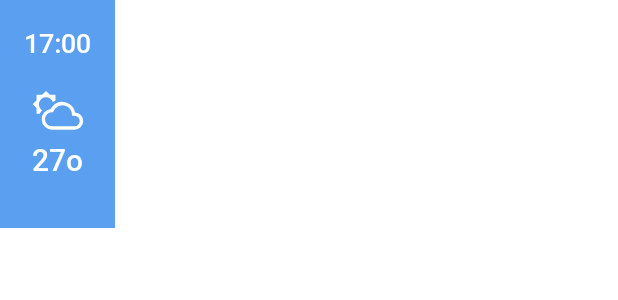
After one commit to d-kolesnikova/weather, an Android app: the layout item_hourly.xml on its own in the app's theme, with its tools: preview values and no code run, on a phone screen of 412 x 824 dp. The commit adds this screen. Shown: the top 300 px of the screen. Run offline under Robolectric (Android 15) with nearby library versions, the phone set to English and light mode, and no system bars.

Commit message:
add hourly viewHolder

```diff
--- /dev/null
+++ b/app/src/main/res/drawable/ic_white_day_cloudy.xml
@@ -0,0 +1,12 @@
+<vector xmlns:android="http://schemas.android.com/apk/res/android"
+    android:width="36dp"
+    android:height="36dp"
+    android:viewportWidth="36"
+    android:viewportHeight="36">
+    <path
+        android:fillColor="#fff"
+        android:pathData="M5.28,12.84A4.72,4.72 0,0 1,14.5 11.4a10.4,10.4 0,0 1,1.87 -1.12l-0.05,0V6.53H12.63L10,3.92 7.41,6.53H3.71v3.7L1.1,12.84l2.61,2.61v3.7H5.8a8.89,8.89 0,0 1,1.58 -2.38A4.73,4.73 0,0 1,5.28 12.84Z" />
+    <path
+        android:fillColor="#fff"
+        android:pathData="M29.39,18.25A8.66,8.66 0,0 0,14.59 14a8.28,8.28 0,0 0,-1.38 1.93A6.94,6.94 0,0 0,14 29.76L29,29.76a5.76,5.76 0,0 0,0.4 -11.51ZM28.99,27.45L14,27.45a4.62,4.62 0,0 1,-4.63 -4.62,4.58 4.58,0 0,1 0.27,-1.49 4.14,4.14 0,0 1,0.26 -0.61A4.59,4.59 0,0 1,14 18.2h0.82a6.48,6.48 0,0 1,1.54 -2.68,6.36 6.36,0 0,1 10.94,4.41v0.58L29,20.51a3.47,3.47 0,1 1,0 6.94Z" />
+</vector>
--- a/app/src/main/res/layout/fragment_weather.xml
+++ b/app/src/main/res/layout/fragment_weather.xml
@@ -104,9 +104,12 @@
 
     <androidx.recyclerview.widget.RecyclerView
         android:layout_width="match_parent"
-        android:layout_height="150dp"
+        android:layout_height="wrap_content"
         android:orientation="horizontal"
-        app:layoutManager="androidx.recyclerview.widget.LinearLayoutManager" />
+        android:background="@color/blue"
+        app:layoutManager="androidx.recyclerview.widget.LinearLayoutManager"
+        tools:itemCount="3"
+        tools:listitem="@layout/item_hourly" />
 
     <androidx.recyclerview.widget.RecyclerView
         android:layout_width="match_parent"
--- /dev/null
+++ b/app/src/main/res/layout/item_hourly.xml
@@ -0,0 +1,57 @@
+<?xml version="1.0" encoding="utf-8"?>
+<androidx.constraintlayout.widget.ConstraintLayout xmlns:android="http://schemas.android.com/apk/res/android"
+    xmlns:app="http://schemas.android.com/apk/res-auto"
+    xmlns:tools="http://schemas.android.com/tools"
+    android:layout_width="wrap_content"
+    android:layout_height="wrap_content"
+    android:background="@color/blue"
+    android:orientation="vertical">
+
+
+    <TextView
+        android:id="@+id/textView5"
+        android:layout_width="match_parent"
+        android:layout_height="wrap_content"
+        android:layout_marginStart="16dp"
+        android:layout_marginTop="16dp"
+        android:layout_marginEnd="16dp"
+        android:fontFamily="@font/roboto_medium"
+        android:gravity="center_horizontal"
+        android:textColor="@color/white"
+        android:textSize="18sp"
+        app:layout_constraintEnd_toEndOf="parent"
+        app:layout_constraintStart_toStartOf="parent"
+        app:layout_constraintTop_toTopOf="parent"
+        tools:text="17:00" />
+
+    <ImageView
+        android:id="@+id/imageView6"
+        android:layout_width="match_parent"
+        android:layout_height="wrap_content"
+        android:layout_marginStart="16dp"
+        android:layout_marginTop="16dp"
+        android:layout_marginEnd="16dp"
+        app:layout_constraintBottom_toTopOf="@+id/textView6"
+        app:layout_constraintEnd_toEndOf="parent"
+        app:layout_constraintStart_toStartOf="parent"
+        app:layout_constraintTop_toBottomOf="@+id/textView5"
+        tools:ignore="ContentDescription"
+        tools:srcCompat="@drawable/ic_white_day_cloudy" />
+
+    <TextView
+        android:id="@+id/textView6"
+        android:layout_width="match_parent"
+        android:layout_height="wrap_content"
+        android:layout_marginStart="16dp"
+        android:layout_marginEnd="16dp"
+        android:layout_marginBottom="32dp"
+        android:fontFamily="@font/roboto_medium"
+        android:gravity="center_horizontal"
+        android:textColor="@color/white"
+        android:textSize="20sp"
+        app:layout_constraintBottom_toBottomOf="parent"
+        app:layout_constraintEnd_toEndOf="parent"
+        app:layout_constraintStart_toStartOf="parent"
+        tools:text="27o" />
+
+</androidx.constraintlayout.widget.ConstraintLayout>
--- a/app/src/main/res/values/colors.xml
+++ b/app/src/main/res/values/colors.xml
@@ -7,4 +7,7 @@
     <color name="teal_700">#FF018786</color>
     <color name="black">#FF000000</color>
     <color name="white">#FFFFFFFF</color>
+    <color name="dark_blue">#4A90E2</color>
+    <color name="blue">#5A9FF0</color>
+    <color name="grey">#F3F8FE</color>
 </resources>
```
Also changed, not shown: app/src/main/res/font/roboto_medium.ttf (added).
